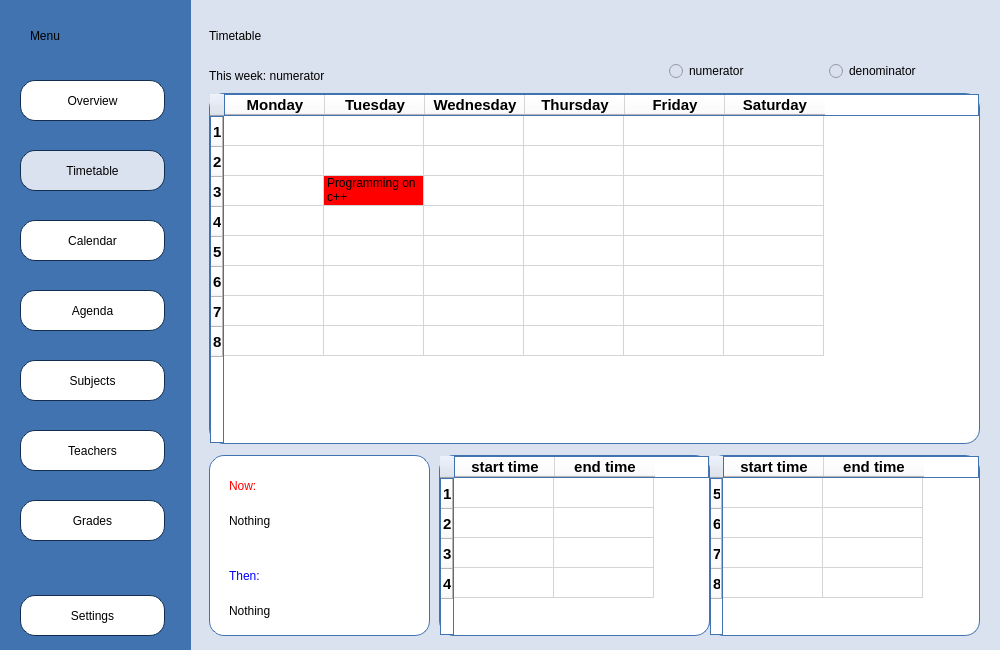
First picture: the form in Planner/timetablemain.ui, repository BeliaViktoria/Planner, before the edit.
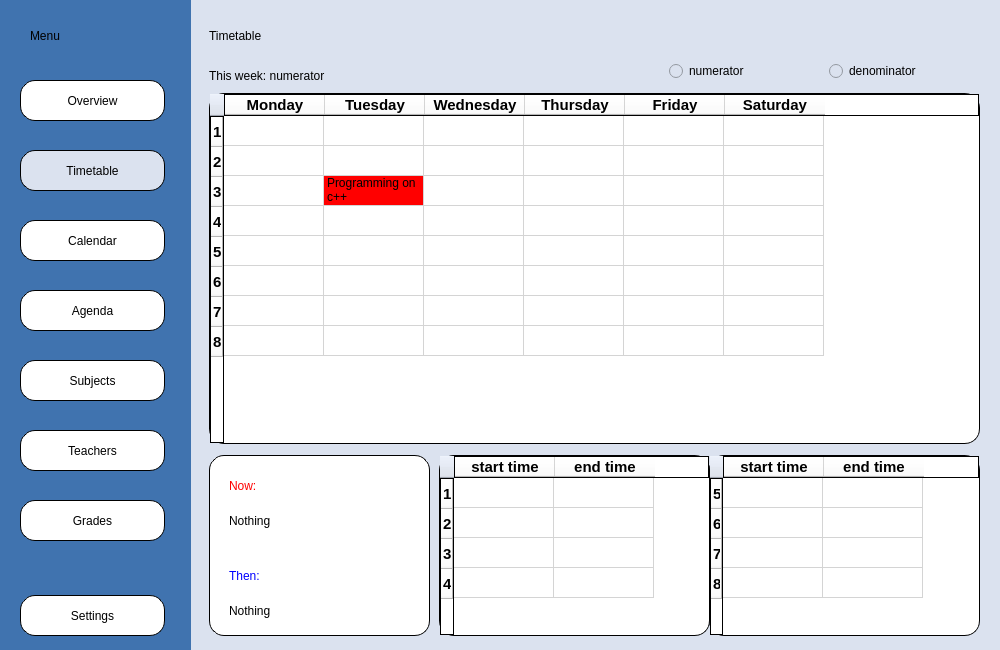
Second picture: the form after the edit.

Commit message: Border Color

Diff of the .ui file:
```diff
--- a/Planner/timetablemain.ui
+++ b/Planner/timetablemain.ui
@@ -76,7 +76,7 @@
 border-radius: 15px;
 border-style: solid;
 border-width: 1px;
-border-color:rgb(64, 115, 175);</string>
+border-color:rgb(0, 0, 0);</string>
     </property>
     <property name="iconSize">
      <size>
@@ -91,7 +91,6 @@
      <property name="font">
       <font>
        <pointsize>11</pointsize>
-       <weight>75</weight>
        <bold>true</bold>
       </font>
      </property>
@@ -103,7 +102,6 @@
      <property name="font">
       <font>
        <pointsize>11</pointsize>
-       <weight>75</weight>
        <bold>true</bold>
       </font>
      </property>
@@ -115,7 +113,6 @@
      <property name="font">
       <font>
        <pointsize>11</pointsize>
-       <weight>75</weight>
        <bold>true</bold>
       </font>
      </property>
@@ -127,7 +124,6 @@
      <property name="font">
       <font>
        <pointsize>11</pointsize>
-       <weight>75</weight>
        <bold>true</bold>
       </font>
      </property>
@@ -139,7 +135,6 @@
      <property name="font">
       <font>
        <pointsize>11</pointsize>
-       <weight>75</weight>
        <bold>true</bold>
       </font>
      </property>
@@ -151,7 +146,6 @@
      <property name="font">
       <font>
        <pointsize>11</pointsize>
-       <weight>75</weight>
        <bold>true</bold>
       </font>
      </property>
@@ -163,7 +157,6 @@
      <property name="font">
       <font>
        <pointsize>11</pointsize>
-       <weight>75</weight>
        <bold>true</bold>
       </font>
      </property>
@@ -175,7 +168,6 @@
      <property name="font">
       <font>
        <pointsize>11</pointsize>
-       <weight>75</weight>
        <bold>true</bold>
       </font>
      </property>
@@ -187,7 +179,6 @@
      <property name="font">
       <font>
        <pointsize>11</pointsize>
-       <weight>75</weight>
        <bold>true</bold>
       </font>
      </property>
@@ -199,7 +190,6 @@
      <property name="font">
       <font>
        <pointsize>11</pointsize>
-       <weight>75</weight>
        <bold>true</bold>
       </font>
      </property>
@@ -211,7 +201,6 @@
      <property name="font">
       <font>
        <pointsize>11</pointsize>
-       <weight>75</weight>
        <bold>true</bold>
       </font>
      </property>
@@ -223,7 +212,6 @@
      <property name="font">
       <font>
        <pointsize>11</pointsize>
-       <weight>75</weight>
        <bold>true</bold>
       </font>
      </property>
@@ -235,7 +223,6 @@
      <property name="font">
       <font>
        <pointsize>11</pointsize>
-       <weight>75</weight>
        <bold>true</bold>
       </font>
      </property>
@@ -247,7 +234,6 @@
      <property name="font">
       <font>
        <pointsize>11</pointsize>
-       <weight>75</weight>
        <bold>true</bold>
       </font>
      </property>
@@ -283,7 +269,7 @@
 border-radius: 15px;
 border-style: solid;
 border-width: 1px;
-border-color:rgb(64, 115, 175);</string>
+border-color:rgb(0, 0, 0);</string>
     </property>
     <attribute name="horizontalHeaderCascadingSectionResizes">
      <bool>false</bool>
@@ -295,7 +281,6 @@
      <property name="font">
       <font>
        <pointsize>11</pointsize>
-       <weight>75</weight>
        <bold>true</bold>
       </font>
      </property>
@@ -307,7 +292,6 @@
      <property name="font">
       <font>
        <pointsize>11</pointsize>
-       <weight>75</weight>
        <bold>true</bold>
       </font>
      </property>
@@ -319,7 +303,6 @@
      <property name="font">
       <font>
        <pointsize>11</pointsize>
-       <weight>75</weight>
        <bold>true</bold>
       </font>
      </property>
@@ -331,7 +314,6 @@
      <property name="font">
       <font>
        <pointsize>11</pointsize>
-       <weight>75</weight>
        <bold>true</bold>
       </font>
      </property>
@@ -343,7 +325,6 @@
      <property name="font">
       <font>
        <pointsize>11</pointsize>
-       <weight>75</weight>
        <bold>true</bold>
       </font>
      </property>
@@ -355,7 +336,6 @@
      <property name="font">
       <font>
        <pointsize>11</pointsize>
-       <weight>75</weight>
        <bold>true</bold>
       </font>
      </property>
@@ -377,7 +357,7 @@
 border-radius: 15px;
 border-style: solid;
 border-width: 1px;
-border-color:rgb(64, 115, 175);</string>
+border-color:rgb(0, 0, 0);</string>
     </property>
     <attribute name="horizontalHeaderCascadingSectionResizes">
      <bool>false</bool>
@@ -389,7 +369,6 @@
      <property name="font">
       <font>
        <pointsize>11</pointsize>
-       <weight>75</weight>
        <bold>true</bold>
       </font>
      </property>
@@ -401,7 +380,6 @@
      <property name="font">
       <font>
        <pointsize>11</pointsize>
-       <weight>75</weight>
        <bold>true</bold>
       </font>
      </property>
@@ -413,7 +391,6 @@
      <property name="font">
       <font>
        <pointsize>11</pointsize>
-       <weight>75</weight>
        <bold>true</bold>
       </font>
      </property>
@@ -425,7 +402,6 @@
      <property name="font">
       <font>
        <pointsize>11</pointsize>
-       <weight>75</weight>
        <bold>true</bold>
       </font>
      </property>
@@ -437,7 +413,6 @@
      <property name="font">
       <font>
        <pointsize>11</pointsize>
-       <weight>75</weight>
        <bold>true</bold>
       </font>
      </property>
@@ -449,7 +424,6 @@
      <property name="font">
       <font>
        <pointsize>11</pointsize>
-       <weight>75</weight>
        <bold>true</bold>
       </font>
      </property>
@@ -469,7 +443,7 @@
 border-radius: 15px;
 border-style: solid;
 border-width: 1px;
-border-color:rgb(64, 115, 175);</string>
+border-color:rgb(0, 0, 0);</string>
     </property>
    </widget>
    <widget class="QLabel" name="label_Now">
@@ -653,7 +627,7 @@
 border-radius: 15px;
 border-style: solid;
 border-width: 1px;
-border-color:rgb(18, 46, 79);</string>
+border-color:rgb(0, 0, 0);</string>
     </property>
     <property name="text">
      <string>Overview</string>
@@ -675,7 +649,7 @@
 border-radius: 15px;
 border-style: solid;
 border-width: 1px;
-border-color:rgb(18, 46, 79);</string>
+border-color:rgb(0, 0, 0);</string>
     </property>
     <property name="text">
      <string>Timetable</string>
@@ -697,7 +671,7 @@
 border-radius: 15px;
 border-style: solid;
 border-width: 1px;
-border-color:rgb(18, 46, 79);</string>
+border-color:rgb(0, 0, 0);</string>
     </property>
     <property name="text">
      <string>Subjects</string>
@@ -719,7 +693,7 @@
 border-radius: 15px;
 border-style: solid;
 border-width: 1px;
-border-color:rgb(18, 46, 79);</string>
+border-color:rgb(0, 0, 0);</string>
     </property>
     <property name="text">
      <string>Teachers</string>
@@ -741,7 +715,7 @@
 border-radius: 15px;
 border-style: solid;
 border-width: 1px;
-border-color:rgb(18, 46, 79);</string>
+border-color:rgb(0, 0, 0);</string>
     </property>
     <property name="text">
      <string>Grades</string>
@@ -763,7 +737,7 @@
 border-radius: 15px;
 border-style: solid;
 border-width: 1px;
-border-color:rgb(18, 46, 79);</string>
+border-color:rgb(0, 0, 0);</string>
     </property>
     <property name="text">
      <string>Settings</string>
@@ -785,7 +759,7 @@
 border-radius: 15px;
 border-style: solid;
 border-width: 1px;
-border-color:rgb(18, 46, 79);</string>
+border-color:rgb(0, 0, 0);</string>
     </property>
     <property name="text">
      <string>Calendar</string>
@@ -807,7 +781,7 @@
 border-radius: 15px;
 border-style: solid;
 border-width: 1px;
-border-color:rgb(18, 46, 79);</string>
+border-color:rgb(0, 0, 0);</string>
     </property>
     <property name="text">
      <string>Agenda</string>
```
The commit also changes 20 other files.
